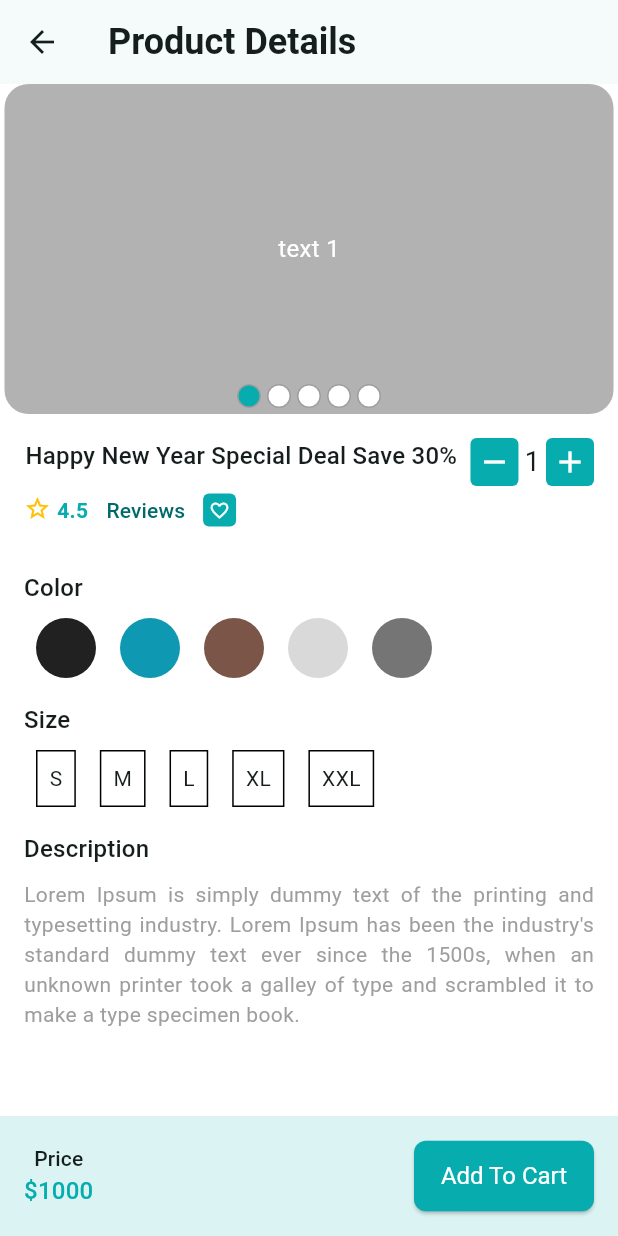
After one commit to shahincse2/Modules_of_Ostad, a Flutter app: the screen it shows after launch, after a tap on "Nike shoe latest Edition-RH32", on a phone screen of 412 x 824 dp. The commit adds this screen. Run offline on Flutter 3.47's test engine with Material 3 defaults, Android fonts, the phone set to English and light mode, and no system bars; drawn by our look-alikes of carousel_slider; our stand-ins replace email_validator, flutter_svg, get, pin_code_fields.

Commit message:
ecommerce project ui

```diff
--- a/lib/app/app.dart
+++ b/lib/app/app.dart
@@ -5,6 +5,7 @@ import 'package:modules_of_ostad/app/controller_binder.dart';
 import 'package:modules_of_ostad/features/auth/ui/screens/splash_screen.dart';
 import 'package:modules_of_ostad/features/category/ui/screen/category_list_screen.dart';
 import 'package:modules_of_ostad/features/common/ui/screens/main_bottom_nav_screen.dart';
+import 'package:modules_of_ostad/features/product/ui/screens/product_details_screen.dart';
 import 'package:modules_of_ostad/features/product/ui/screens/product_list_screen.dart';
 import '../features/auth/ui/screens/complete_profile.dart';
 import '../features/auth/ui/screens/email_verification_screen.dart';
@@ -40,6 +41,9 @@ class CraftyBay extends StatelessWidget {
         } else if (settings.name == ProductListScreen.name) {
           String name = settings.arguments as String;
           widget = ProductListScreen(categoryName: name);
+        } else if (settings.name == ProductDetailsScreen.name) {
+          int productId = settings.arguments as int;
+          widget = ProductDetailsScreen(productId: productId);
         }
 
         return MaterialPageRoute(builder: (ctx) {
--- a/lib/features/common/ui/widgets/product_item_widget.dart
+++ b/lib/features/common/ui/widgets/product_item_widget.dart
@@ -1,4 +1,5 @@
 import 'package:flutter/material.dart';
+import 'package:modules_of_ostad/features/product/ui/screens/product_details_screen.dart';
 import '../../../../app/app_colors.dart';
 import '../../../../app/assets_path.dart';
 
@@ -9,7 +10,11 @@ class ProductItemWidget extends StatelessWidget {
 
   @override
   Widget build(BuildContext context) {
-    return SizedBox(
+    return GestureDetector(
+      onTap: (){
+        Navigator.pushNamed(context, ProductDetailsScreen.name, arguments: 1);
+      },
+      child: SizedBox(
         width: 140,
         child: Card(
           color: Colors.white,
@@ -92,6 +97,7 @@ class ProductItemWidget extends StatelessWidget {
             ],
           ),
         ),
+      ),
     );
   }
 }
--- a/lib/features/home/ui/screens/home_screen.dart
+++ b/lib/features/home/ui/screens/home_screen.dart
@@ -5,7 +5,7 @@ import 'package:modules_of_ostad/app/assets_path.dart';
 import 'package:modules_of_ostad/features/common/ui/controllers/main_bottom_nav_controller.dart';
 import '../widget/app_bar_icon_button.dart';
 import '../../../common/ui/widgets/category_item_widget.dart';
-import '../widget/home_carouse_slider.dart';
+import '../widget/home_carousel_slider.dart';
 import '../widget/home_section_header.dart';
 import '../../../common/ui/widgets/product_item_widget.dart';
 import '../widget/product_search_bar.dart';
--- /dev/null
+++ b/lib/features/product/ui/screens/product_details_screen.dart
@@ -0,0 +1,179 @@
+import 'package:flutter/material.dart';
+import 'package:modules_of_ostad/app/app_colors.dart';
+import 'package:modules_of_ostad/features/product/ui/widgets/color_picker_widget.dart';
+import 'package:modules_of_ostad/features/product/ui/widgets/product_image_carousel_slider.dart';
+import 'package:modules_of_ostad/features/product/ui/widgets/product_quantity_inc_dec_button.dart';
+import 'package:modules_of_ostad/features/product/ui/widgets/size_picker_widget.dart';
+
+class ProductDetailsScreen extends StatefulWidget {
+  const ProductDetailsScreen({super.key, required this.productId});
+
+  static const String name = '/product/product-details';
+  final int productId;
+
+  @override
+  State<ProductDetailsScreen> createState() => _ProductDetailsScreenState();
+}
+
+class _ProductDetailsScreenState extends State<ProductDetailsScreen> {
+  @override
+  Widget build(BuildContext context) {
+    final textTheme = Theme.of(context).textTheme;
+    return Scaffold(
+      appBar: AppBar(
+        title: const Text('Product Details'),
+      ),
+      body: Column(
+        children: [
+          const ProductImageCarouselSlider(),
+          Expanded(
+            child: Padding(
+              padding: const EdgeInsets.all(16),
+              child: SingleChildScrollView(
+                child: Column(
+                  crossAxisAlignment: CrossAxisAlignment.start,
+                  children: [
+                    Row(
+                      crossAxisAlignment: CrossAxisAlignment.start,
+                      children: [
+                        Expanded(
+                          child: Column(
+                            children: [
+                              Text(
+                                'Happy New Year Special Deal Save 30%',
+                                style: textTheme.titleMedium,
+                              ),
+                              Row(
+                                children: [
+                                  const Wrap(
+                                    children: [
+                                      Icon(
+                                        Icons.star_border_outlined,
+                                        size: 18,
+                                        color: Colors.amber,
+                                      ),
+                                      SizedBox(
+                                        width: 4,
+                                      ),
+                                      Text(
+                                        '4.5',
+                                        style: TextStyle(
+                                          fontWeight: FontWeight.w600,
+                                          color: AppColors.themeColor,
+                                        ),
+                                      ),
+                                    ],
+                                  ),
+                                  TextButton(
+                                    onPressed: () {},
+                                    child: const Text('Reviews'),
+                                  ),
+                                  Container(
+                                    padding: const EdgeInsets.all(4),
+                                    decoration: BoxDecoration(
+                                      borderRadius: BorderRadius.circular(4),
+                                      color: AppColors.themeColor,
+                                    ),
+                                    child: const Icon(
+                                      Icons.favorite_border_outlined,
+                                      size: 14,
+                                      color: Colors.white,
+                                    ),
+                                  )
+                                ],
+                              )
+                            ],
+                          ),
+                        ),
+                        const SizedBox(
+                          width: 8,
+                        ),
+                        ProductQuantityIncDecButton(
+                          onChange: (int value) {},
+                        ),
+                      ],
+                    ),
+                    const SizedBox(height: 16),
+                    Text(
+                      'Color',
+                      style: textTheme.titleMedium,
+                    ),
+                    const SizedBox(height: 8),
+                    ColorPickerWidget(
+                      colors: const [
+                        Color(0xff212121),
+                        Color(0xff0E98B1),
+                        Color(0xff7A5548),
+                        Color(0xffD9D9D9),
+                        Color(0xff757575),
+                      ],
+                      onColorSelected: (Color selectedColor) {},
+                    ),
+                    const SizedBox(height: 16),
+                    Text(
+                      'Size',
+                      style: textTheme.titleMedium,
+                    ),
+                    const SizedBox(height: 8),
+                    SizePickerWidget(
+                      sizes: const ['S', 'M', 'L', 'XL', 'XXL'],
+                      onColorSelected: (String selectedColor) {},
+                    ),
+                    const SizedBox(height: 16),
+                    Text(
+                      'Description',
+                      style: textTheme.titleMedium,
+                    ),
+                    const SizedBox(height: 8),
+                    Text(
+                      '''Lorem Ipsum is simply dummy text of the printing and typesetting industry. Lorem Ipsum has been the industry's standard dummy text ever since the 1500s, when an unknown printer took a galley of type and scrambled it to make a type specimen book. ''',
+                      style: TextStyle(
+                        fontWeight: FontWeight.w400,
+                        color: Colors.grey,
+                      ),
+                      textAlign: TextAlign.justify,
+                    ),
+                  ],
+                ),
+              ),
+            ),
+          ),
+          _buildPriceAndAddToCartSection(textTheme),
+        ],
+      ),
+    );
+  }
+
+  Widget _buildPriceAndAddToCartSection(TextTheme textTheme) {
+    return Container(
+      padding: const EdgeInsets.all(16),
+      decoration: BoxDecoration(
+        color: AppColors.themeColor.withOpacity(0.14),
+      ),
+      child: Row(
+        mainAxisAlignment: MainAxisAlignment.spaceBetween,
+        children: [
+          Column(
+            children: [
+              Text(
+                'Price',
+                style: textTheme.titleSmall,
+              ),
+              Text('\$1000',
+                  style: textTheme.titleMedium
+                      ?.copyWith(color: AppColors.themeColor)),
+            ],
+          ),
+          SizedBox(
+            width: 120,
+            child: ElevatedButton(
+              onPressed: () {},
+              style: ElevatedButton.styleFrom(),
+              child: const Text('Add To Cart'),
+            ),
+          ),
+        ],
+      ),
+    );
+  }
+}
--- /dev/null
+++ b/lib/features/product/ui/widgets/color_picker_widget.dart
@@ -0,0 +1,165 @@
+import 'package:flutter/material.dart';
+import 'package:modules_of_ostad/app/app_colors.dart';
+//
+// class ColorPickerWidget extends StatefulWidget {
+//   const ColorPickerWidget({super.key, required this.colors, required this.onColorSelected});
+//
+//   final List<String> colors;
+//   final Function(String) onColorSelected;
+//
+//   @override
+//   State<ColorPickerWidget> createState() => _ColorPickerWidgetState();
+// }
+//
+// class _ColorPickerWidgetState extends State<ColorPickerWidget> {
+//   String? _selectedColor;
+//
+//   @override
+//   Widget build(BuildContext context) {
+//     return SingleChildScrollView(
+//       child: Row(
+//         children: _getColorItems(),
+//       ),
+//     );
+//   }
+//
+//   List<Widget> _getColorItems() {
+//     List<Widget> colorItemWidgetList = [];
+//     for (String color in widget.colors) {
+//       colorItemWidgetList.add(
+//         _getColorDecoration(
+//             name: color,
+//             onTap: () {
+//               _selectedColor = color;
+//               widget.onColorSelected(_selectedColor!);
+//               setState(() {});
+//         }, isSelected: _selectedColor == color),
+//       );
+//     }
+//     return colorItemWidgetList;
+//   }
+//
+//   Widget _getColorDecoration(
+//       {required String name,
+//       required VoidCallback onTap,
+//       required bool isSelected}) {
+//     return GestureDetector(
+//       onTap: onTap,
+//       child: Container(
+//         alignment: Alignment.center,
+//         padding: const EdgeInsets.all(8),
+//         margin: const EdgeInsets.symmetric(horizontal: 8),
+//         decoration: BoxDecoration(
+//           borderRadius: BorderRadius.circular(50),
+//           border: Border.all(),
+//           color: isSelected ? AppColors.themeColor : Colors.transparent,
+//         ),
+//         child: Text(name, style: TextStyle(color: isSelected? Colors.white : null),),
+//       ),
+//     );
+//   }
+// }
+
+
+
+
+class ColorPickerWidget extends StatefulWidget {
+  const ColorPickerWidget({
+    super.key,
+    required this.colors,
+    required this.onColorSelected,
+  });
+
+  final List<Color> colors;
+  final Function(Color) onColorSelected;
+
+  @override
+  State<ColorPickerWidget> createState() => _ColorPickerWidgetState();
+}
+
+class _ColorPickerWidgetState extends State<ColorPickerWidget> {
+  Color? _selectedColor;
+
+  @override
+  Widget build(BuildContext context) {
+    return SingleChildScrollView(
+      scrollDirection: Axis.horizontal,
+      child: Row(
+        children: _getColorItems(),
+      ),
+    );
+  }
+
+  List<Widget> _getColorItems() {
+    return widget.colors.map((color) {
+      return _getColorDecoration(
+        color: color,
+        onTap: () {
+          setState(() {
+            _selectedColor = color;
+          });
+          widget.onColorSelected(color);
+        },
+        isSelected: _selectedColor == color,
+      );
+    }).toList();
+  }
+
+  // Widget _getColorDecoration({
+  //   required Color color,
+  //   required VoidCallback onTap,
+  //   required bool isSelected,
+  // }) {
+  //   return GestureDetector(
+  //     onTap: onTap,
+  //     child: Container(
+  //       width: 40,
+  //       height: 40,
+  //       margin: const EdgeInsets.symmetric(horizontal: 8),
+  //       decoration: BoxDecoration(
+  //         shape: BoxShape.circle,
+  //         border: Border.all(
+  //           color: isSelected ? Icon(Icons.check_outlined, color: Colors.white,) : Colors.transparent,
+  //           width: 2,
+  //         ),
+  //         color: color,
+  //       ),
+  //     ),
+  //   );
+  // }
+
+  Widget _getColorDecoration({
+    required Color color,
+    required VoidCallback onTap,
+    required bool isSelected,
+  }) {
+    return GestureDetector(
+      onTap: onTap,
+      child: Stack(
+        alignment: Alignment.center,
+        children: [
+          Container(
+            width: 40,
+            height: 40,
+            margin: const EdgeInsets.symmetric(horizontal: 8),
+            decoration: BoxDecoration(
+              shape: BoxShape.circle,
+              border: Border.all(
+                color: isSelected ? Colors.black : Colors.transparent,
+                width: 2,
+              ),
+              color: color,
+            ),
+          ),
+          if (isSelected)
+            const Icon(
+              Icons.check_outlined,
+              color: Colors.white,
+              size: 24,
+            ),
+        ],
+      ),
+    );
+  }
+
+}
--- /dev/null
+++ b/lib/features/product/ui/widgets/product_image_carousel_slider.dart
@@ -0,0 +1,88 @@
+import 'package:carousel_slider/carousel_slider.dart';
+import 'package:flutter/material.dart';
+import '../../../../app/app_colors.dart';
+
+class ProductImageCarouselSlider extends StatefulWidget {
+  const ProductImageCarouselSlider({
+    super.key,
+  });
+
+  static const String name = '/product/product-image';
+
+  @override
+  State<ProductImageCarouselSlider> createState() =>
+      _ProductImageCarouselSliderState();
+}
+
+class _ProductImageCarouselSliderState
+    extends State<ProductImageCarouselSlider> {
+  final ValueNotifier<int> _selectIndex = ValueNotifier(0);
+
+  @override
+  Widget build(BuildContext context) {
+    return Stack(
+      children: [
+        CarouselSlider(
+          options: CarouselOptions(
+              height: 220,
+              viewportFraction: 1,
+              onPageChanged: (currentIndex, reason) {
+                _selectIndex.value = currentIndex;
+              },
+              aspectRatio: 16 / 9,
+              initialPage: 0),
+          items: [1, 2, 3, 4, 5].map((i) {
+            return Builder(
+              builder: (BuildContext context) {
+                return Container(
+                  width: MediaQuery.of(context).size.width,
+                  margin: const EdgeInsets.symmetric(horizontal: 3),
+                  decoration: BoxDecoration(
+                      color: Colors.black.withOpacity(0.3),
+                      borderRadius: BorderRadius.circular(16)),
+                  child: Center(
+                    child: Text(
+                      'text $i',
+                      style:
+                          const TextStyle(fontSize: 16.0, color: Colors.white),
+                    ),
+                  ),
+                );
+              },
+            );
+          }).toList(),
+        ),
+        Positioned(
+          bottom: 4,
+          left: 0,
+          right: 0,
+          child: ValueListenableBuilder(
+            valueListenable: _selectIndex,
+            builder: (context, value, _) {
+              return Row(
+                mainAxisAlignment: MainAxisAlignment.center,
+                children: [
+                  for (int i = 0; i < 5; i++)
+                    Container(
+                      height: 16,
+                      width: 16,
+                      margin: const EdgeInsets.symmetric(
+                        horizontal: 2,
+                      ),
+                      decoration: BoxDecoration(
+                        borderRadius: BorderRadius.circular(20),
+                        color: value == i
+                            ? AppColors.themeColor
+                            : Colors.white,
+                        border: Border.all(color: Colors.grey),
+                      ),
+                    )
+                ],
+              );
+            },
+          ),
+        ),
+      ],
+    );
+  }
+}
--- /dev/null
+++ b/lib/features/product/ui/widgets/product_quantity_inc_dec_button.dart
@@ -0,0 +1,78 @@
+import 'package:flutter/material.dart';
+import 'package:modules_of_ostad/app/app_colors.dart';
+
+class ProductQuantityIncDecButton extends StatefulWidget {
+  const ProductQuantityIncDecButton({super.key, required this.onChange});
+
+  final Function(int) onChange;
+
+  @override
+  State<ProductQuantityIncDecButton> createState() =>
+      _ProductQuantityIncDecButtonState();
+}
+
+class _ProductQuantityIncDecButtonState
+    extends State<ProductQuantityIncDecButton> {
+  int _productQuantity = 1;
+
+  @override
+  Widget build(BuildContext context) {
+    return Row(
+      children: [
+        _buildQuantityButton(
+          icon: Icons.remove,
+          onTap: () {
+            _buildProductDecButton();
+          },
+        ),
+        Padding(
+          padding: const EdgeInsets.symmetric(horizontal: 4),
+          child: Text(
+            '$_productQuantity',
+            style: const TextStyle(fontWeight: FontWeight.w400, fontSize: 18),
+          ),
+        ),
+        _buildQuantityButton(
+          icon: Icons.add,
+          onTap: () {
+            _buildProductIncButton();
+          },
+        ),
+      ],
+    );
+  }
+
+  void _buildProductIncButton() {
+    if (_productQuantity < 20) {
+      _productQuantity++;
+      widget.onChange(_productQuantity);
+      setState(() {});
+    }
+  }
+
+  void _buildProductDecButton() {
+    if (_productQuantity > 1) {
+      _productQuantity--;
+      widget.onChange(_productQuantity);
+      setState(() {});
+    }
+  }
+
+  Widget _buildQuantityButton(
+      {required IconData icon, required VoidCallback onTap}) {
+    return GestureDetector(
+      onTap: onTap,
+      child: Container(
+        padding: const EdgeInsets.all(4),
+        decoration: BoxDecoration(
+          borderRadius: BorderRadius.circular(4),
+          color: AppColors.themeColor,
+        ),
+        child: Icon(
+          icon,
+          color: Colors.white,
+        ),
+      ),
+    );
+  }
+}
--- /dev/null
+++ b/lib/features/product/ui/widgets/size_picker_widget.dart
@@ -0,0 +1,59 @@
+import 'package:flutter/material.dart';
+import 'package:modules_of_ostad/app/app_colors.dart';
+
+class SizePickerWidget extends StatefulWidget {
+  const SizePickerWidget({super.key, required this.sizes, required this.onColorSelected});
+
+  final List<String> sizes;
+  final Function(String) onColorSelected;
+
+  @override
+  State<SizePickerWidget> createState() => _SizePickerWidgetState();
+}
+
+class _SizePickerWidgetState extends State<SizePickerWidget> {
+  String? _selectedSize;
+
+  @override
+  Widget build(BuildContext context) {
+    return SingleChildScrollView(
+      child: Row(
+        children: _getSizeItems(),
+      ),
+    );
+  }
+
+  List<Widget> _getSizeItems() {
+    List<Widget> sizeItemWidgetList = [];
+    for (String size in widget.sizes) {
+      sizeItemWidgetList.add(
+        _getSizeDecoration(
+            name: size, onTap: () {
+              _selectedSize = size;
+              widget.onColorSelected(_selectedSize!);
+              setState(() {});
+        }, isSelected: _selectedSize == size),
+      );
+    }
+    return sizeItemWidgetList;
+  }
+
+  Widget _getSizeDecoration(
+      {required String name,
+      required VoidCallback onTap,
+      required bool isSelected}) {
+    return GestureDetector(
+      onTap: onTap,
+      child: Container(
+        alignment: Alignment.center,
+        padding: const EdgeInsets.all(8),
+        margin: const EdgeInsets.symmetric(horizontal: 8),
+        decoration: BoxDecoration(
+          border: Border.all(),
+          color: isSelected ? AppColors.themeColor : Colors.transparent,
+        ),
+        child: Text(name, style: TextStyle(color: isSelected? Colors.white : null),),
+      ),
+    );
+  }
+}
```
Also changed, not shown: lib/features/home/ui/widget/home_carousel_slider.dart (renamed from lib/features/home/ui/widget/home_carouse_slider.dart). Lines whose indentation alone changed are shown as unchanged.
